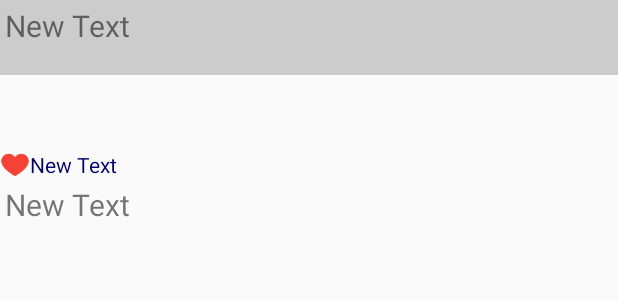
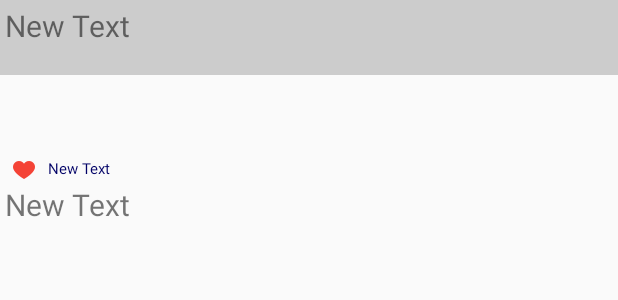
Before and after one commit to shabnamkousha/InstagramPhotos, an Android app: the layout item_photo.xml on its own in the app's theme, with its tools: preview values and no code run, on a phone screen of 412 x 824 dp. Shown: the top 300 px of the screen. Run offline under Robolectric (Android 15) with nearby library versions, the phone set to English and light mode, and no system bars.

Commit message:
Made some styling changes

```diff
--- a/app/src/main/res/layout/item_photo.xml
+++ b/app/src/main/res/layout/item_photo.xml
@@ -45,6 +45,7 @@
         android:adjustViewBounds="true"
         android:scaleType="fitXY"
         android:minHeight="50dp"
+        android:layout_marginBottom="5dp"
         android:layout_below="@+id/relativeLayout"
         android:layout_alignParentLeft="true"
         android:layout_alignParentStart="true" />
@@ -54,16 +55,19 @@
         android:layout_height="wrap_content"
         android:text="New Text"
         android:id="@+id/tvLikes"
+        android:textSize="10sp"
         android:textColor="#000066"
         android:layout_below="@+id/ivPhoto"
         android:layout_toRightOf="@+id/ivLikes"
         />
 
     <ImageView
-        android:layout_width="20dp"
-        android:layout_height="20dp"
+        android:layout_width="16dp"
+        android:layout_height="16dp"
         android:id="@+id/ivLikes"
         android:src="@drawable/like"
+        android:layout_marginLeft="8dp"
+        android:layout_marginRight="8dp"
         android:layout_alignTop="@+id/tvLikes"
         android:layout_alignParentLeft="true"
         android:layout_alignParentStart="true" />
```
